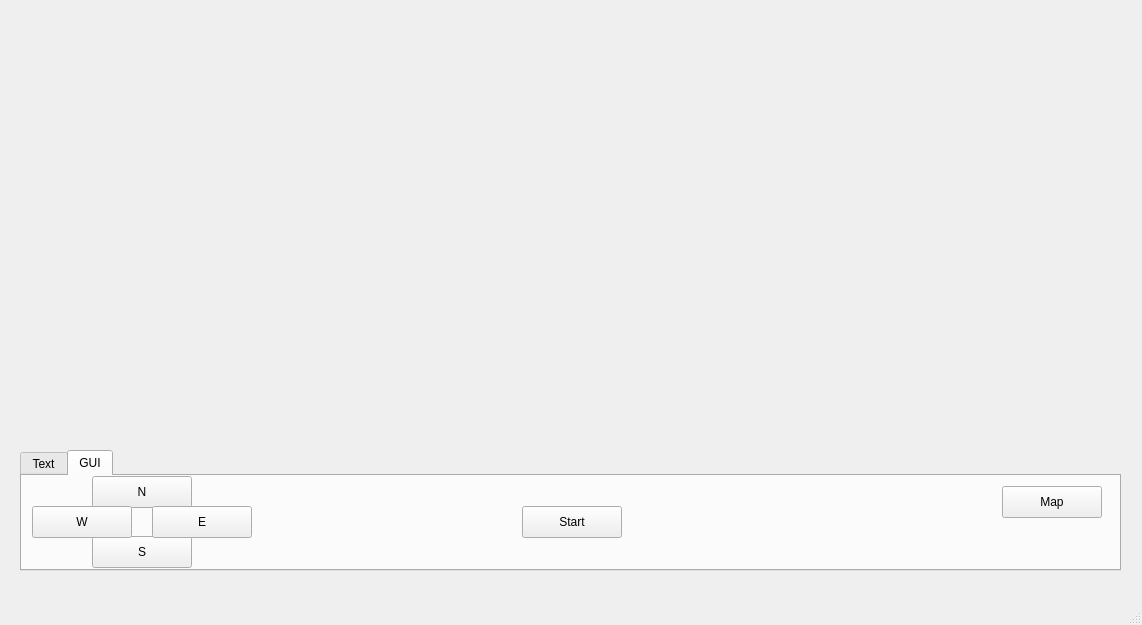
theadambyrne/Toast, file mainwindow.ui: the form before one commit.
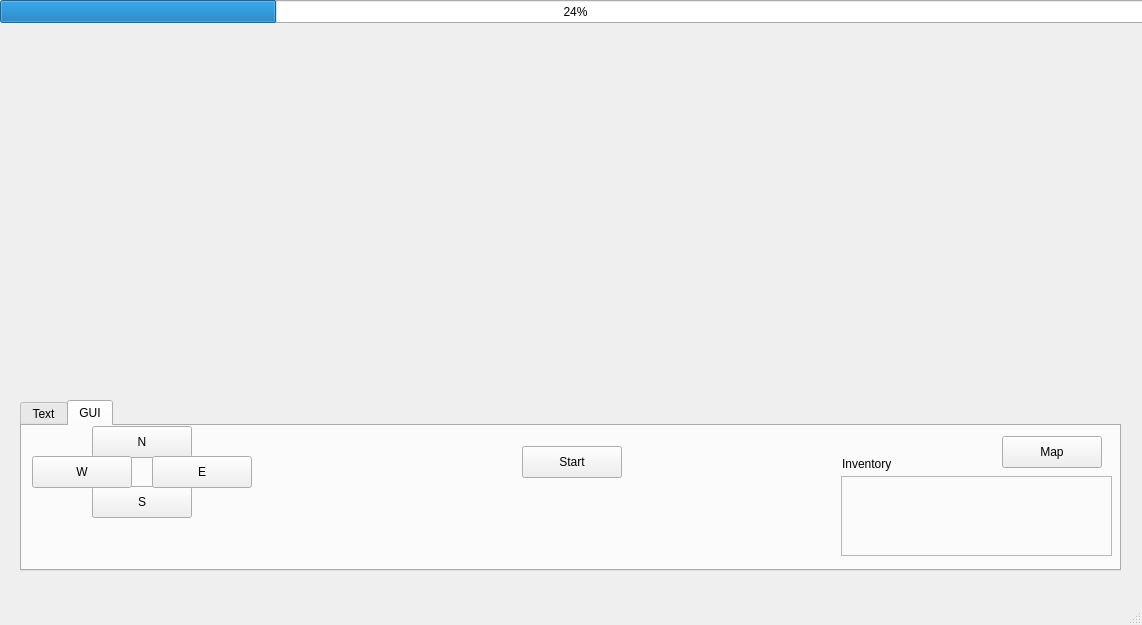
The form after the commit.

Commit message: Added inventory view and removal for gui

The edit to the form file:
```diff
--- a/mainwindow.ui
+++ b/mainwindow.ui
@@ -24,9 +24,9 @@
     <property name="geometry">
      <rect>
       <x>40</x>
-      <y>0</y>
+      <y>30</y>
       <width>1081</width>
-      <height>461</height>
+      <height>351</height>
      </rect>
     </property>
     <property name="styleSheet">
@@ -49,9 +49,9 @@
     <property name="geometry">
      <rect>
       <x>20</x>
-      <y>450</y>
+      <y>400</y>
       <width>1101</width>
-      <height>121</height>
+      <height>171</height>
      </rect>
     </property>
     <property name="currentIndex">
@@ -172,7 +172,7 @@
       <property name="geometry">
        <rect>
         <x>500</x>
-        <y>30</y>
+        <y>20</y>
         <width>100</width>
         <height>32</height>
        </rect>
@@ -181,8 +181,53 @@
        <string>Start</string>
       </property>
      </widget>
+     <widget class="QFrame" name="itemsFrame">
+      <property name="geometry">
+       <rect>
+        <x>819</x>
+        <y>50</y>
+        <width>271</width>
+        <height>80</height>
+       </rect>
+      </property>
+      <property name="frameShape">
+       <enum>QFrame::StyledPanel</enum>
+      </property>
+      <property name="frameShadow">
+       <enum>QFrame::Raised</enum>
+      </property>
+     </widget>
+     <widget class="QLabel" name="label">
+      <property name="geometry">
+       <rect>
+        <x>820</x>
+        <y>30</y>
+        <width>58</width>
+        <height>16</height>
+       </rect>
+      </property>
+      <property name="text">
+       <string>Inventory</string>
+      </property>
+     </widget>
     </widget>
    </widget>
+   <widget class="QProgressBar" name="progressBar">
+    <property name="geometry">
+     <rect>
+      <x>0</x>
+      <y>0</y>
+      <width>1151</width>
+      <height>23</height>
+     </rect>
+    </property>
+    <property name="styleSheet">
+     <string notr="true"/>
+    </property>
+    <property name="value">
+     <number>24</number>
+    </property>
+   </widget>
   </widget>
   <widget class="QMenuBar" name="menubar">
    <property name="geometry">
```
Left out of the diff: 4 changed lines with no effect on the pictures. The commit also changes 2 other files.
